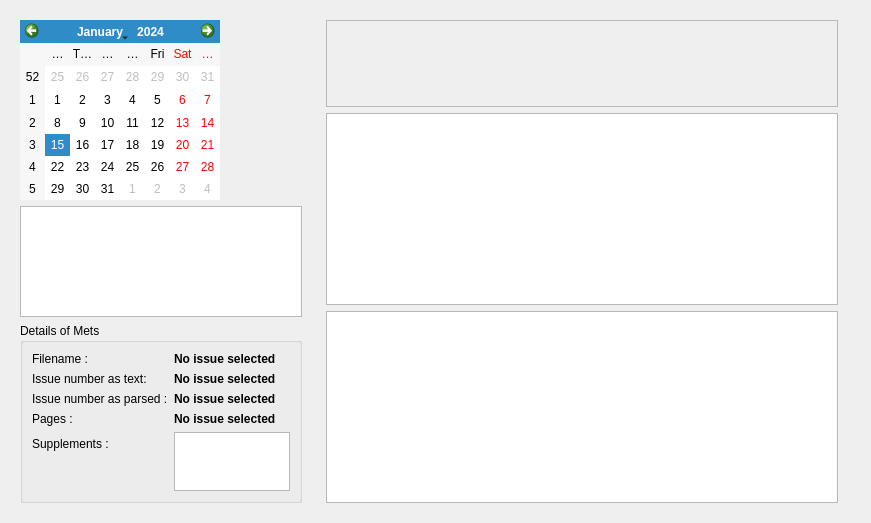
First picture: the form in namalysator/w_disk.ui, repository phungthomas/Namalysator, before the edit.
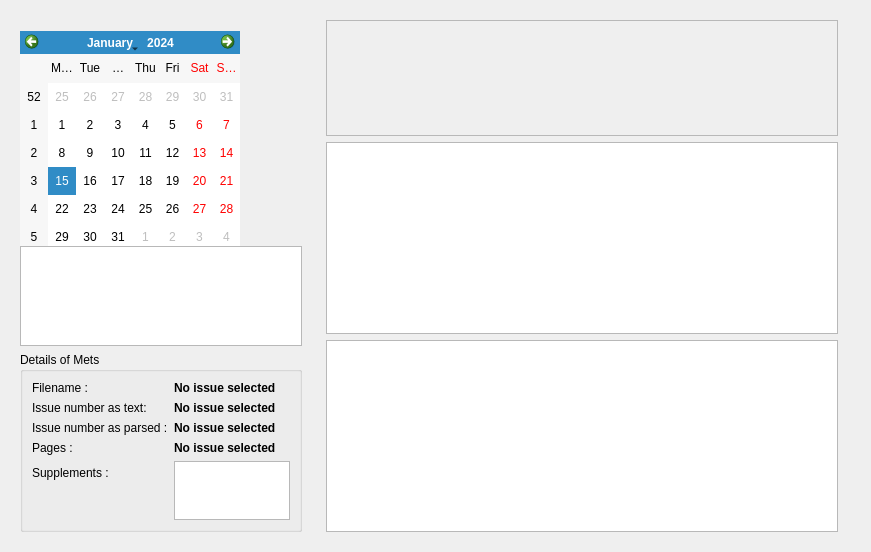
Second picture: the form after the edit.

Commit message: resizing calendar

What changed in the file:
```diff
--- a/namalysator/w_disk.ui
+++ b/namalysator/w_disk.ui
@@ -59,8 +59,8 @@
         </property>
         <property name="minimumSize">
          <size>
-          <width>180</width>
-          <height>180</height>
+          <width>220</width>
+          <height>220</height>
          </size>
         </property>
         <property name="maximumSize">
```
The commit also changes 1 other file.
